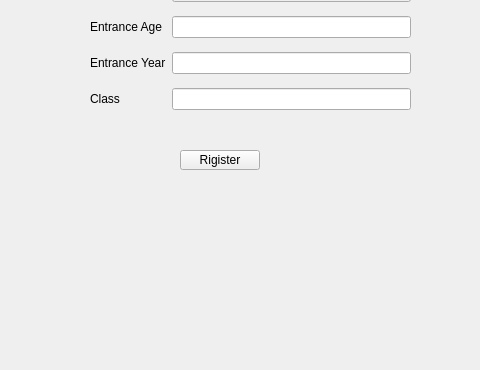
Above: register.ui from ouguangye/simple-score-manage-system before the change; both pictures show x 130 to 610 and y 230 to 600 of the 800 by 600 pixel window. Below: the same form after it.
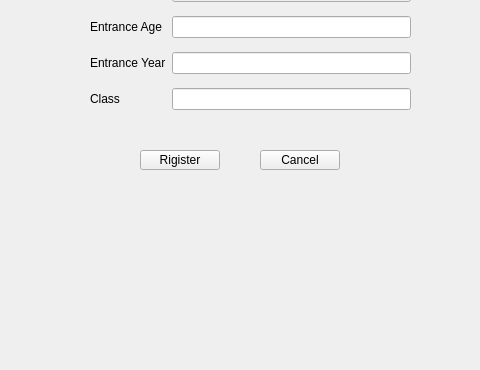
That is the form after the change.

Diff of the .ui file:
```diff
--- a/register.ui
+++ b/register.ui
@@ -30,7 +30,7 @@
    <widget class="QPushButton" name="rigisterBtn">
     <property name="geometry">
      <rect>
-      <x>310</x>
+      <x>270</x>
       <y>380</y>
       <width>80</width>
       <height>20</height>
@@ -40,7 +40,7 @@
      <string>Rigister</string>
     </property>
    </widget>
-   <widget class="QWidget" name="">
+   <widget class="QWidget" name="layoutWidget">
     <property name="geometry">
      <rect>
       <x>220</x>
@@ -123,6 +123,19 @@
      </item>
     </layout>
    </widget>
+   <widget class="QPushButton" name="pushButton">
+    <property name="geometry">
+     <rect>
+      <x>390</x>
+      <y>380</y>
+      <width>80</width>
+      <height>20</height>
+     </rect>
+    </property>
+    <property name="text">
+     <string>Cancel</string>
+    </property>
+   </widget>
   </widget>
   <widget class="QMenuBar" name="menubar">
    <property name="geometry">
```
Left out of the diff: 10 changed lines with no effect on the pictures.
